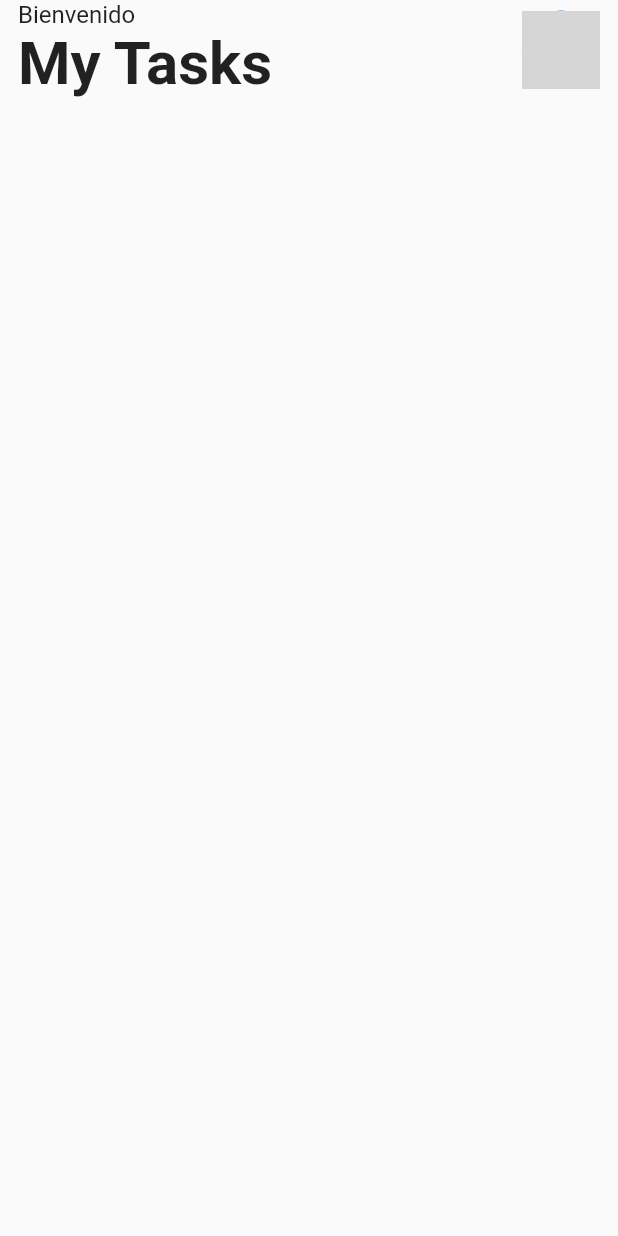
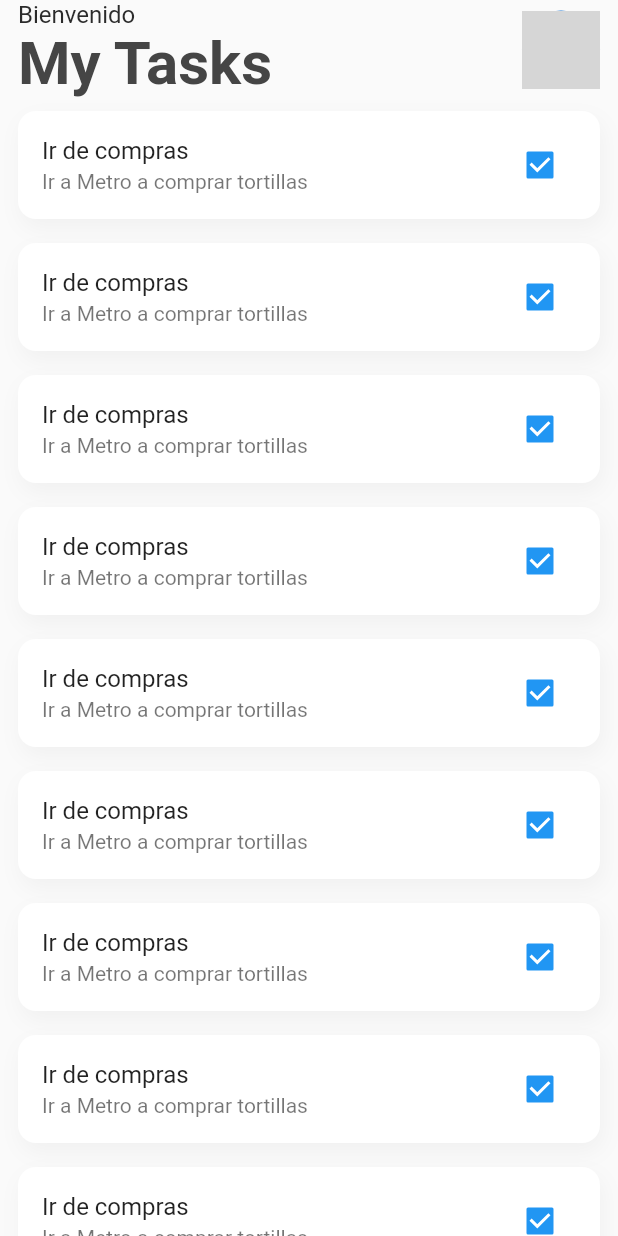
Before and after one commit to SrCienpies/flutter_codigo3_tasks_my_api, a Flutter app: the screen it shows after launch, on a phone screen of 412 x 824 dp. Run offline on Flutter 3.47's test engine with Material 2 defaults, Android fonts, the phone set to English and light mode, and no system bars; network calls fail; grey boxes are pictures that could not be loaded.

Commit message:
List tasks

```diff
--- a/lib/pages/home_page.dart
+++ b/lib/pages/home_page.dart
@@ -38,7 +38,7 @@ class _HomePageState extends State<HomePage> {
                       Text(
                         "Bienvenido",
                         style: TextStyle(
-                          color: Colors.black87,
+                          color: Color(0xff2B2B2B),
                           fontWeight: FontWeight.w400,
                           fontSize: 16.0,
                         ),
@@ -46,8 +46,8 @@ class _HomePageState extends State<HomePage> {
                       Text(
                         "My Tasks",
                         style: TextStyle(
-                          color: Colors.black87,
-                          fontWeight: FontWeight.w600,
+                          color: Color(0xff454545),
+                          fontWeight: FontWeight.w700,
                           fontSize: 40.0,
                         ),
                       ),
@@ -55,9 +55,40 @@ class _HomePageState extends State<HomePage> {
                   ),
                   CircleAvatar(
                     radius: 26,
-                    backgroundImage: NetworkImage("https://images.pexels.com/photos/3310693/pexels-photo-3310693.jpeg?auto=compress&cs=tinysrgb&dpr=2&h=750&w=1260"),
+                    backgroundImage: NetworkImage(
+                        "https://images.pexels.com/photos/3310693/pexels-photo-3310693.jpeg?auto=compress&cs=tinysrgb&dpr=2&h=750&w=1260"),
                   ),
                 ],
+              ),
+              ListView.builder(
+                itemCount: 10,
+                primary: true,
+                shrinkWrap: true,
+                physics: ScrollPhysics(),
+                itemBuilder: (BuildContext context, int index){
+                  return  Container(
+                    margin: EdgeInsets.symmetric(vertical: 8.0),
+                    decoration: BoxDecoration(
+                      color: Colors.white,
+                      borderRadius: BorderRadius.circular(12.0),
+                      boxShadow: [
+                        BoxShadow(
+                          color: Colors.black12.withOpacity(0.04),
+                          offset: Offset(2, 6),
+                          blurRadius: 12,
+                        ),
+                      ],
+                    ),
+                    child: ListTile(
+                      title: Text("Ir de compras"),
+                      subtitle: Text("Ir a Metro a comprar tortillas"),
+                      trailing: Checkbox(
+                        value: true,
+                        onChanged: (bool? value) {},
+                      ),
+                    ),
+                  );
+                },
               ),
             ],
           ),
```
